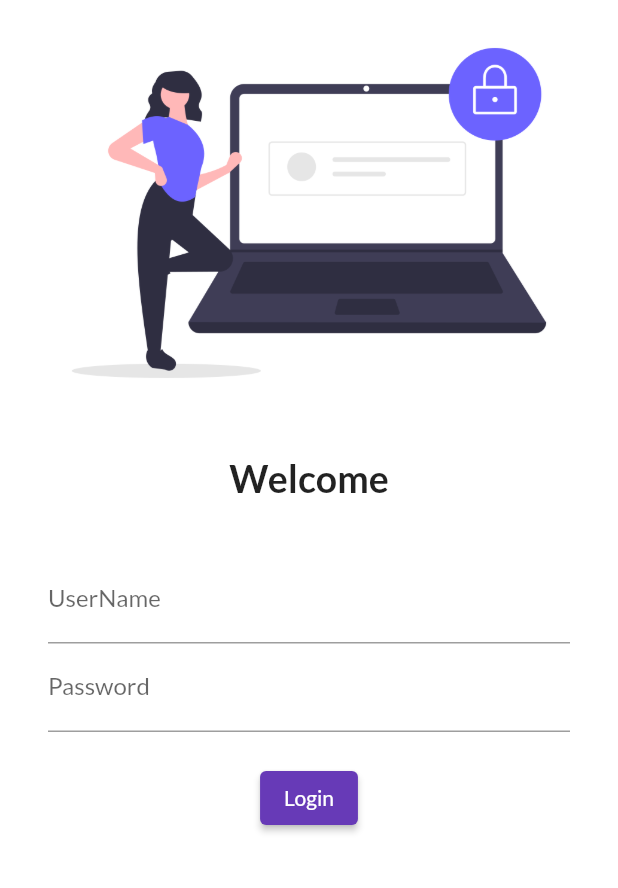
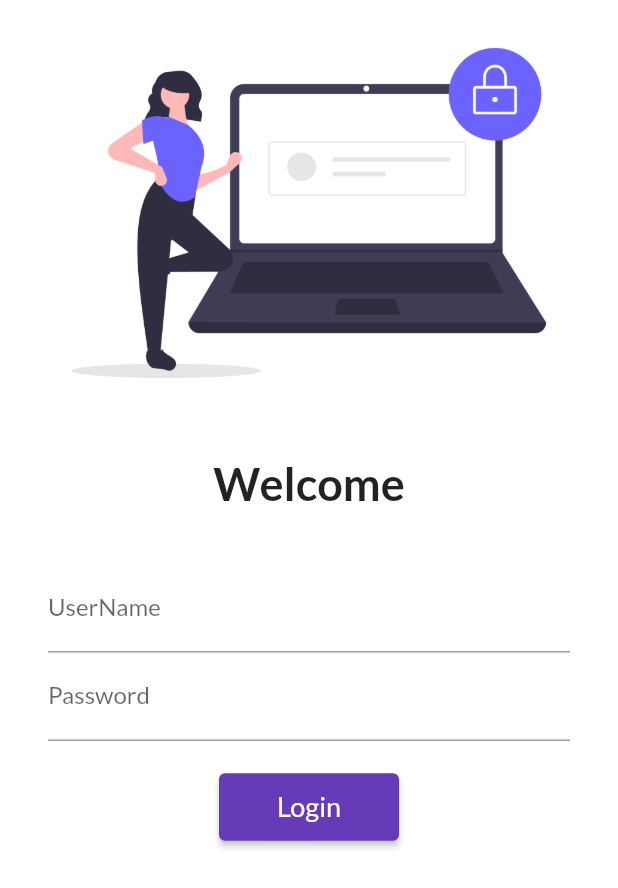
Before and after one commit to Lucifer203/Flutter_catalog_listing_app, a Flutter app: the screen it shows after launch, on a phone screen of 412 x 824 dp. Shown: the top 888 px of the screen. Run offline on Flutter 3.47's test engine with Material 2 defaults, Android fonts, the phone set to English and light mode, and no system bars; our stand-ins replace google_fonts.

Commit message:
DAY 5 done

```diff
--- a/lib/main.dart
+++ b/lib/main.dart
@@ -1,6 +1,7 @@
 import 'package:flutter/material.dart';
 import 'package:flutter_cataloge/pages/home_page.dart';
 import 'package:flutter_cataloge/pages/login_page.dart';
+import 'package:flutter_cataloge/utils/routes.dart';
 import 'package:google_fonts/google_fonts.dart';
 
 void main() {
@@ -19,14 +20,15 @@ class MyApp extends StatelessWidget {
         primarySwatch: Colors.deepPurple,
         fontFamily: GoogleFonts.lato().fontFamily,
       ),
+      debugShowCheckedModeBanner: false,
       darkTheme: ThemeData(
         brightness: Brightness.dark,
       ),
       // initialRoute: "/home",
       routes: {
         "/": (context) => LoginPage(),
-        "/home": (context) => HomePage(),
-        "/login": (context) => LoginPage()
+        MyRoutes.homeRoute: (context) => HomePage(),
+        MyRoutes.loginRoute: (context) => LoginPage()
       },
     );
   }
--- a/lib/pages/login_page.dart
+++ b/lib/pages/login_page.dart
@@ -1,10 +1,12 @@
 import 'package:flutter/material.dart';
+import 'package:flutter_cataloge/utils/routes.dart';
 
 class LoginPage extends StatelessWidget {
   @override
   Widget build(BuildContext context) {
     return Material(
         color: Colors.white,
+        child: SingleChildScrollView(
           child: Column(
             children: [
               Image.asset(
@@ -17,7 +19,7 @@ class LoginPage extends StatelessWidget {
               Text(
                 "Welcome",
                 style: TextStyle(
-                fontSize: 25,
+                  fontSize: 30,
                   fontWeight: FontWeight.bold,
                 ),
               ),
@@ -45,16 +47,20 @@ class LoginPage extends StatelessWidget {
                       height: 20.0,
                     ),
                     ElevatedButton(
-                    child: Text("Login"),
-                    style: TextButton.styleFrom(),
+                      child: Text(
+                        "Login",
+                        style: TextStyle(fontSize: 18),
+                      ),
+                      style: TextButton.styleFrom(minimumSize: Size(120, 45)),
                       onPressed: () {
-                      print("Hi codepur");
+                        Navigator.pushNamed(context, MyRoutes.homeRoute);
                       },
                     )
                   ],
                 ),
               ),
             ],
+          ),
         ));
   }
 }
--- /dev/null
+++ b/lib/utils/routes.dart
@@ -0,0 +1,4 @@
+class MyRoutes {
+  static String loginRoute = "/login";
+  static String homeRoute = "/home";
+}
```
Lines whose indentation alone changed are shown as unchanged.
